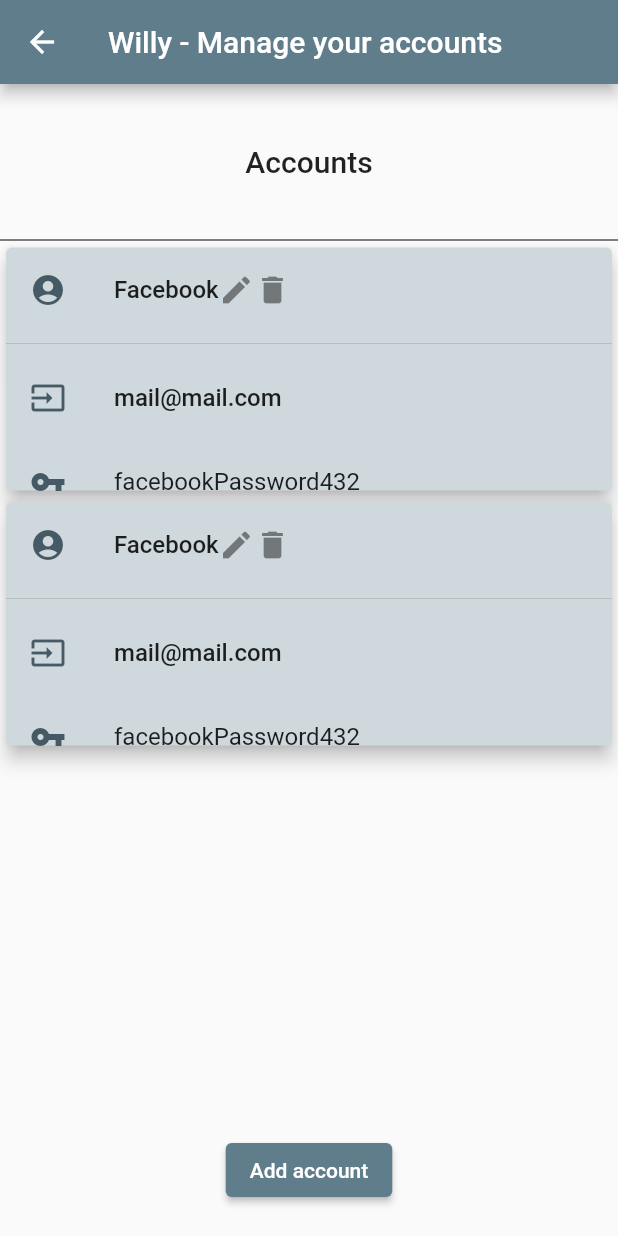
After one commit to gorast-angelovski/willy, a Flutter app: the AccountsPage screen opened by its route, on a phone screen of 412 x 824 dp. The commit adds this screen. Run offline on Flutter 3.47's test engine with Material 2 defaults, Android fonts, the phone set to English and light mode, and no system bars.

Commit message:
Implemented the accounts page.

```diff
--- /dev/null
+++ b/lib/account.dart
@@ -0,0 +1,27 @@
+class Account {
+  String _platform;
+  String _usernameOrEmail;
+  String _password;
+
+  Account(this._platform, this._usernameOrEmail, this._password);
+
+  String getPlatform() {
+    return _platform;
+  }
+  String getUserNameOrEmail() {
+    return _usernameOrEmail;
+  }
+  String getPassword() {
+    return _password;
+  }
+
+  void setPlatform(String platform) {
+    _platform = platform;
+  }
+  void setUsernameOrEmail(String usernameOrEmail) {
+    _usernameOrEmail = usernameOrEmail;
+  }
+  void setPassword(String password) {
+    _password = password;
+  }
+}
--- /dev/null
+++ b/lib/account_card.dart
@@ -0,0 +1,73 @@
+import 'package:flutter/material.dart';
+import 'package:willy/account.dart';
+
+class AccountCard extends StatelessWidget {
+  final Account _account;
+
+  AccountCard(this._account);
+
+  @override
+  Widget build(BuildContext context) {
+    return SizedBox(
+      height: 170,
+      child: Card(
+        // TODO Robert: Leave or delete the following line
+        color: Theme.of(context).primaryColorLight,
+        elevation: 5,
+        child: Column(
+          children: [
+            ListTile(
+              leading: Icon(
+                Icons.account_circle,
+                color: Theme.of(context).primaryColorDark,
+              ),
+              title: Row(
+                children: [
+                  Column(
+                    children: [
+                      Text(
+                        _account.getPlatform(),
+                        style: const TextStyle(fontWeight: FontWeight.w500),
+                      ),
+                    ],
+                  ),
+                  // TODO Robert: Position these icons on the right
+                  Column(
+                    children: const [
+                      Icon(Icons.edit),
+                    ],
+                  ),
+                  Column(
+                    children: const [
+                      Icon(Icons.delete),
+                    ],
+                  ),
+                ],
+              ),
+            ),
+            const Divider(),
+            ListTile(
+              leading: Icon(
+                Icons.input,
+                color: Theme.of(context).primaryColorDark,
+              ),
+              title: Text(
+                _account.getUserNameOrEmail(),
+                style: const TextStyle(fontWeight: FontWeight.w500),
+              ),
+            ),
+            ListTile(
+              leading: Icon(
+                Icons.vpn_key,
+                color: Theme.of(context).primaryColorDark,
+              ),
+              title: Text(
+                _account.getPassword(),
+              ),
+            ),
+          ],
+        ),
+      ),
+    );
+  }
+}
--- /dev/null
+++ b/lib/accounts_page.dart
@@ -0,0 +1,76 @@
+import 'package:flutter/material.dart';
+import 'package:willy/account_card.dart';
+
+import 'account.dart';
+
+class AccountsPage extends StatefulWidget {
+  final String title;
+
+  const AccountsPage({required this.title});
+
+  @override
+  State<AccountsPage> createState() => _AccountsPageState();
+}
+
+class _AccountsPageState extends State<AccountsPage> {
+
+  Account account = Account("Facebook", "mail@mail.com", "facebookPassword432");
+  List<Account> accounts = [];
+
+  @override
+  Widget build(BuildContext context) {
+    return Scaffold(
+      appBar: AppBar(title: Text(widget.title)),
+      body: Center(
+        child: Column(
+          children: [
+            Padding(
+              padding: const EdgeInsets.only(top: 40, bottom: 20),
+              child: Text(
+                'Accounts',
+                style: Theme.of(context).textTheme.headline6,
+              ),
+            ),
+            const Padding(
+              padding: EdgeInsets.only(top: 20),
+              child: Divider(
+                color: Colors.black,
+                height: 2,
+              ),
+            ),
+            Expanded(
+              child: ListView.builder(
+                // TODO Robert: Replace 2 with accounts.length
+                itemCount: 2,
+                scrollDirection: Axis.vertical,
+                shrinkWrap: true,
+                // TODO Robert: Replace account with accounts[index]
+                itemBuilder: (context, index) => AccountCard(account),
+              ),
+            ),
+            Padding(
+              padding: const EdgeInsets.only(bottom: 20, left: 60, right: 60),
+              child: Center(
+                child: Row(
+                  mainAxisAlignment: MainAxisAlignment.center,
+                  children: [
+                    Column(
+                      children: [
+                        ElevatedButton(
+                          onPressed: () {
+                            return;
+                          },
+                          child: const Text("Add account"),
+                        ),
+                      ],
+                    ),
+                  ],
+                ),
+              ),
+            ),
+          ],
+        ),
+      ),
+    );
+  }
+}
--- a/lib/main.dart
+++ b/lib/main.dart
@@ -1,4 +1,5 @@
 import 'package:flutter/material.dart';
+import 'package:willy/accounts_page.dart';
 import 'package:willy/assign_executor_page.dart';
 import 'package:willy/images_page.dart';
 import 'package:willy/request_data_page.dart';
@@ -38,6 +39,7 @@ class MyApp extends StatelessWidget {
         '/images': (context) => const ImagesPage(title: "Willy - Images"),
         '/assign-executor': (context) => const AssignExecutorPage(title: "Willy - Assign executor"),
         '/manage-will': (context) => const WillManager(title: "Willy - Manage your will"),
+        '/manage-accounts': (context) => const AccountsPage(title: "Willy - Manage your accounts"),
       },
       initialRoute: '/',
     );
```
